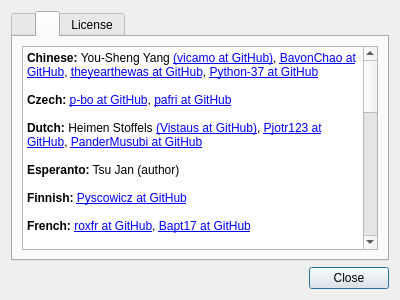
Qt form feathernotes/about.ui (tsujan/FeatherNotes) before a commit.
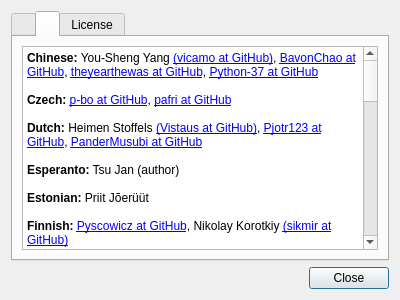
The same form after that commit. The open tabs and pages were chosen to show the change.

```diff
--- a/feathernotes/about.ui
+++ b/feathernotes/about.ui
@@ -105,9 +105,11 @@
 &lt;p style=&quot;-qt-paragraph-type:empty; margin-top:0px; margin-bottom:0px; margin-left:0px; margin-right:0px; -qt-block-indent:0; text-indent:0px;&quot;&gt;&lt;br /&gt;&lt;/p&gt;
 &lt;p style=&quot; margin-top:0px; margin-bottom:0px; margin-left:0px; margin-right:0px; -qt-block-indent:0; text-indent:0px;&quot;&gt;&lt;span style=&quot; font-weight:600;&quot;&gt;Esperanto:&lt;/span&gt; Tsu Jan (author)&lt;/p&gt;
 &lt;p style=&quot;-qt-paragraph-type:empty; margin-top:0px; margin-bottom:0px; margin-left:0px; margin-right:0px; -qt-block-indent:0; text-indent:0px;&quot;&gt;&lt;br /&gt;&lt;/p&gt;
-&lt;p style=&quot; margin-top:0px; margin-bottom:0px; margin-left:0px; margin-right:0px; -qt-block-indent:0; text-indent:0px;&quot;&gt;&lt;span style=&quot; font-weight:600;&quot;&gt;Finnish:&lt;/span&gt; &lt;a href=&quot;https://github.com/Pyscowicz&quot;&gt;Pyscowicz at GitHub&lt;/a&gt;&lt;/p&gt;
+&lt;p style=&quot; margin-top:0px; margin-bottom:0px; margin-left:0px; margin-right:0px; -qt-block-indent:0; text-indent:0px;&quot;&gt;&lt;span style=&quot; font-weight:600;&quot;&gt;Estonian:&lt;/span&gt; Priit Jõerüüt&lt;/p&gt;
 &lt;p style=&quot;-qt-paragraph-type:empty; margin-top:0px; margin-bottom:0px; margin-left:0px; margin-right:0px; -qt-block-indent:0; text-indent:0px;&quot;&gt;&lt;br /&gt;&lt;/p&gt;
-&lt;p style=&quot; margin-top:0px; margin-bottom:0px; margin-left:0px; margin-right:0px; -qt-block-indent:0; text-indent:0px;&quot;&gt;&lt;span style=&quot; font-weight:600;&quot;&gt;French:&lt;/span&gt; &lt;a href=&quot;https://github.com/roxfr&quot;&gt;&lt;span;&gt;roxfr at GitHub&lt;/span&gt;&lt;/a&gt;, &lt;a href=&quot;https://github.com/Bapt17&quot;&gt;Bapt17 at GitHub&lt;/a&gt;&lt;/p&gt;
+&lt;p style=&quot; margin-top:0px; margin-bottom:0px; margin-left:0px; margin-right:0px; -qt-block-indent:0; text-indent:0px;&quot;&gt;&lt;span style=&quot; font-weight:600;&quot;&gt;Finnish:&lt;/span&gt; &lt;a href=&quot;https://github.com/Pyscowicz&quot;&gt;Pyscowicz at GitHub&lt;/a&gt;, Nikolay Korotkiy &lt;a href=&quot;https://github.com/sikmir&quot;&gt;&lt;span;&gt;(sikmir at GitHub)&lt;/a&gt;&lt;/p&gt;
+&lt;p style=&quot;-qt-paragraph-type:empty; margin-top:0px; margin-bottom:0px; margin-left:0px; margin-right:0px; -qt-block-indent:0; text-indent:0px;&quot;&gt;&lt;br /&gt;&lt;/p&gt;
+&lt;p style=&quot; margin-top:0px; margin-bottom:0px; margin-left:0px; margin-right:0px; -qt-block-indent:0; text-indent:0px;&quot;&gt;&lt;span style=&quot; font-weight:600;&quot;&gt;French:&lt;/span&gt; &lt;a href=&quot;https://github.com/roxfr&quot;&gt;&lt;span;&gt;roxfr at GitHub&lt;/span&gt;&lt;/a&gt;, &lt;a href=&quot;https://github.com/Bapt17&quot;&gt;Bapt17 at GitHub&lt;/a&gt;, &lt;a href=&quot;https://github.com/benito702&quot;&gt;benito702 at GitHub&lt;/a&gt;&lt;/p&gt;
 &lt;p style=&quot;-qt-paragraph-type:empty; margin-top:0px; margin-bottom:0px; margin-left:0px; margin-right:0px; -qt-block-indent:0; text-indent:0px;&quot;&gt;&lt;br /&gt;&lt;/p&gt;
 &lt;p style=&quot; margin-top:0px; margin-bottom:0px; margin-left:0px; margin-right:0px; -qt-block-indent:0; text-indent:0px;&quot;&gt;&lt;span style=&quot; font-weight:600;&quot;&gt;German:&lt;/span&gt; Alf Gaida &lt;a href=&quot;https://github.com/agaida&quot;&gt;(agaida at GitHub)&lt;/a&gt;, Oliver Burkardt &lt;a href=&quot;https://github.com/OliverBurkardt&quot;&gt;(OliverBurkardt at GitHub)&lt;/a&gt;, Ettore Atalan &lt;a href=&quot;https://github.com/Atalanttore&quot;&gt;(Atalanttore at GitHub)&lt;/a&gt;, Pavel Shlyak &lt;a href=&quot;https://github.com/shlyakpavel&quot;&gt;(shlyakpavel at GitHub)&lt;/a&gt;, Roman Volak &lt;a href=&quot;https://github.com/RomanVolak&quot;&gt;(RomanVolak at GitHub)&lt;/a&gt;&lt;/p&gt;
 &lt;p style=&quot;-qt-paragraph-type:empty; margin-top:0px; margin-bottom:0px; margin-left:0px; margin-right:0px; -qt-block-indent:0; text-indent:0px;&quot;&gt;&lt;br /&gt;&lt;/p&gt;
@@ -119,6 +121,8 @@
 &lt;p style=&quot;-qt-paragraph-type:empty; margin-top:0px; margin-bottom:0px; margin-left:0px; margin-right:0px; -qt-block-indent:0; text-indent:0px;&quot;&gt;&lt;br /&gt;&lt;/p&gt;
 &lt;p style=&quot; margin-top:0px; margin-bottom:0px; margin-left:0px; margin-right:0px; -qt-block-indent:0; text-indent:0px;&quot;&gt;&lt;span style=&quot; font-weight:600;&quot;&gt;Japanese:&lt;/span&gt; Masamichi Ito &lt;a href=&quot;https://github.com/ito32bit&quot;&gt;(ito32bit at GitHub)&lt;/a&lt;/p&gt;
 &lt;p style=&quot;-qt-paragraph-type:empty; margin-top:0px; margin-bottom:0px; margin-left:0px; margin-right:0px; -qt-block-indent:0; text-indent:0px;&quot;&gt;&lt;br /&gt;&lt;/p&gt;
+&lt;p style=&quot; margin-top:0px; margin-bottom:0px; margin-left:0px; margin-right:0px; -qt-block-indent:0; text-indent:0px;&quot;&gt;&lt;span style=&quot; font-weight:600;&quot;&gt;Korean:&lt;/span&gt; JungHee Lee &lt;a href=&quot;https://github.com/MarongHappy&quot;&gt;(MarongHappy at GitHub)&lt;/a&gt;&lt;/p&gt;
+&lt;p style=&quot;-qt-paragraph-type:empty; margin-top:0px; margin-bottom:0px; margin-left:0px; margin-right:0px; -qt-block-indent:0; text-indent:0px;&quot;&gt;&lt;br /&gt;&lt;/p&gt;
 &lt;p style=&quot; margin-top:0px; margin-bottom:0px; margin-left:0px; margin-right:0px; -qt-block-indent:0; text-indent:0px;&quot;&gt;&lt;span style=&quot; font-weight:600;&quot;&gt;Lithuanian:&lt;/span&gt; &lt;a href=&quot;https://github.com/welaq&quot;&gt;welaq at GitHub&lt;/a&gt;&lt;/p&gt;
 &lt;p style=&quot;-qt-paragraph-type:empty; margin-top:0px; margin-bottom:0px; margin-left:0px; margin-right:0px; -qt-block-indent:0; text-indent:0px;&quot;&gt;&lt;br /&gt;&lt;/p&gt;
 &lt;p style=&quot; margin-top:0px; margin-bottom:0px; margin-left:0px; margin-right:0px; -qt-block-indent:0; text-indent:0px;&quot;&gt;&lt;span style=&quot; font-weight:600;&quot;&gt;Norwegian:&lt;/span&gt; Allan Nordhøy &lt;a href=&quot;https://github.com/comradekingu&quot;&gt;(comradekingu at GitHub)&lt;/a&gt;&lt;/p&gt;
@@ -129,11 +133,15 @@
 &lt;p style=&quot;-qt-paragraph-type:empty; margin-top:0px; margin-bottom:0px; margin-left:0px; margin-right:0px; -qt-block-indent:0; text-indent:0px;&quot;&gt;&lt;br /&gt;&lt;/p&gt;
 &lt;p style=&quot; margin-top:0px; margin-bottom:0px; margin-left:0px; margin-right:0px; -qt-block-indent:0; text-indent:0px;&quot;&gt;&lt;span style=&quot; font-weight:600;&quot;&gt;Portuguese (Portugal):&lt;/span&gt; Ruan O. Lima, Hugo Carvalho &lt;a href=&quot;https://github.com/hugok79&quot;&gt;(hugok79 at GitHub)&lt;/a&gt;&lt;/p&gt;
 &lt;p style=&quot;-qt-paragraph-type:empty; margin-top:0px; margin-bottom:0px; margin-left:0px; margin-right:0px; -qt-block-indent:0; text-indent:0px;&quot;&gt;&lt;br /&gt;&lt;/p&gt;
-&lt;p style=&quot; margin-top:0px; margin-bottom:0px; margin-left:0px; margin-right:0px; -qt-block-indent:0; text-indent:0px;&quot;&gt;&lt;span style=&quot; font-weight:600;&quot;&gt;Russian:&lt;/span&gt; Pavel Shlyak &lt;a href=&quot;https://github.com/shlyakpavel&quot;&gt;(shlyakpavel at GitHub)&lt;/a&gt;, Schwonder Reismus &lt;a href=&quot;https://github.com/schw0reismus&quot;&gt;(schw0reismus at GitHub)&lt;/a&gt;, Николай Смольянинов &lt;a href=&quot;https://github.com/smolnp&quot;&gt;(smolnp at GitHub)&lt;/a&gt;, &lt;a href=&quot;https://github.com/roaldiopi&quot;&gt;roaldiopi at GitHub&lt;/a&gt;, &lt;a href=&quot;https://github.com/georgybog&quot;&gt;georgybog at GitHub&lt;/a&gt;&lt;/p&gt;
+&lt;p style=&quot; margin-top:0px; margin-bottom:0px; margin-left:0px; margin-right:0px; -qt-block-indent:0; text-indent:0px;&quot;&gt;&lt;span style=&quot; font-weight:600;&quot;&gt;Russian:&lt;/span&gt; Pavel Shlyak &lt;a href=&quot;https://github.com/shlyakpavel&quot;&gt;(shlyakpavel at GitHub)&lt;/a&gt;, Schwonder Reismus &lt;a href=&quot;https://github.com/schw0reismus&quot;&gt;(schw0reismus at GitHub)&lt;/a&gt;, Николай Смольянинов &lt;a href=&quot;https://github.com/smolnp&quot;&gt;(smolnp at GitHub)&lt;/a&gt;, &lt;a href=&quot;https://github.com/roaldiopi&quot;&gt;roaldiopi at GitHub&lt;/a&gt;, &lt;a href=&quot;https://github.com/georgybog&quot;&gt;georgybog at GitHub&lt;/a&gt;, &lt;a href=&quot;https://github.com/Drsheppard01&quot;&gt;Drsheppard01 at GitHub&lt;/a&gt;&lt;/p&gt;
 &lt;p style=&quot;-qt-paragraph-type:empty; margin-top:0px; margin-bottom:0px; margin-left:0px; margin-right:0px; -qt-block-indent:0; text-indent:0px;&quot;&gt;&lt;br /&gt;&lt;/p&gt;
-&lt;p style=&quot; margin-top:0px; margin-bottom:0px; margin-left:0px; margin-right:0px; -qt-block-indent:0; text-indent:0px;&quot;&gt;&lt;span style=&quot; font-weight:600;&quot;&gt;Spanish:&lt;/span&gt; &lt;a href=&quot;https://github.com/micrococo&quot;&gt;micrococo at GitHub&lt;/a&gt;, Maximiliano Dvyhailo &lt;a href=&quot;https://github.com/MaxiDvy&quot;&gt;&lt;span;&gt;(MaxiDvy at GitHub)&lt;/span&gt;&lt;/a&gt;, Robert Schneider&lt;/p&gt;
+&lt;p style=&quot; margin-top:0px; margin-bottom:0px; margin-left:0px; margin-right:0px; -qt-block-indent:0; text-indent:0px;&quot;&gt;&lt;span style=&quot; font-weight:600;&quot;&gt;Slovak:&lt;/span&gt; &lt;a href=&quot;https://github.com/Leifdin&quot;&gt;Leifdin at GitHub&lt;/a&gt;&lt;/p&gt;
 &lt;p style=&quot;-qt-paragraph-type:empty; margin-top:0px; margin-bottom:0px; margin-left:0px; margin-right:0px; -qt-block-indent:0; text-indent:0px;&quot;&gt;&lt;br /&gt;&lt;/p&gt;
-&lt;p style=&quot; margin-top:0px; margin-bottom:0px; margin-left:0px; margin-right:0px; -qt-block-indent:0; text-indent:0px;&quot;&gt;&lt;span style=&quot; font-weight:600;&quot;&gt;Turkish:&lt;/span&gt; Hasan Yıldız&lt;/p&gt;&lt;/body&gt;&lt;/html&gt;</string>
+&lt;p style=&quot; margin-top:0px; margin-bottom:0px; margin-left:0px; margin-right:0px; -qt-block-indent:0; text-indent:0px;&quot;&gt;&lt;span style=&quot; font-weight:600;&quot;&gt;Spanish:&lt;/span&gt; &lt;a href=&quot;https://github.com/micrococo&quot;&gt;micrococo at GitHub&lt;/a&gt;, Maximiliano Dvyhailo &lt;a href=&quot;https://github.com/MaxiDvy&quot;&gt;&lt;span;&gt;(MaxiDvy at GitHub)&lt;/span&gt;&lt;/a&gt;, Robert Schneider, Adolfo Jayme-Barrientos &lt;a href=&quot;https://github.com/fitojb&quot;&gt;(fitojb at GitHub)&lt;/a&gt;&lt;/p&gt;
+&lt;p style=&quot;-qt-paragraph-type:empty; margin-top:0px; margin-bottom:0px; margin-left:0px; margin-right:0px; -qt-block-indent:0; text-indent:0px;&quot;&gt;&lt;br /&gt;&lt;/p&gt;
+&lt;p style=&quot; margin-top:0px; margin-bottom:0px; margin-left:0px; margin-right:0px; -qt-block-indent:0; text-indent:0px;&quot;&gt;&lt;span style=&quot; font-weight:600;&quot;&gt;Turkish:&lt;/span&gt; Hasan Yıldız&lt;/p&gt;
+&lt;p style=&quot;-qt-paragraph-type:empty; margin-top:0px; margin-bottom:0px; margin-left:0px; margin-right:0px; -qt-block-indent:0; text-indent:0px;&quot;&gt;&lt;br /&gt;&lt;/p&gt;
+&lt;p style=&quot; margin-top:0px; margin-bottom:0px; margin-left:0px; margin-right:0px; -qt-block-indent:0; text-indent:0px;&quot;&gt;&lt;span style=&quot; font-weight:600;&quot;&gt;Ukrainian:&lt;/span&gt; Ihor Hordiichuk &lt;a href=&quot;https://github.com/IhorHordiichuk&quot;&gt;(IhorHordiichuk at GitHub)&lt;/a&gt;, Taras Panchenko &lt;a href=&quot;https://github.com/TarasPanchenko&quot;&gt;(TarasPanchenko at GitHub)&lt;/a&gt;&lt;/p&gt;&lt;/body&gt;&lt;/html&gt;</string>
          </property>
          <property name="openExternalLinks">
           <bool>true</bool>
```
